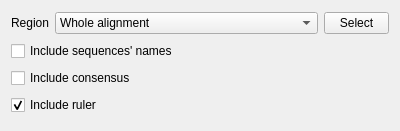
The window that src/corelibs/U2View/src/ov_msa/ui/MSAExportSettings.ui (violethaze74/ugene) describes before a commit, drawn with Qt 5.
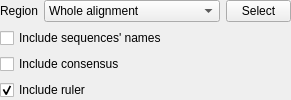
The same window after the commit.

Commit message: UGENE-4605 – "Export Image" dialog layout is broken

```diff
--- a/src/corelibs/U2View/src/ov_msa/ui/MSAExportSettings.ui
+++ b/src/corelibs/U2View/src/ov_msa/ui/MSAExportSettings.ui
@@ -6,16 +6,34 @@
    <rect>
     <x>0</x>
     <y>0</y>
-    <width>400</width>
-    <height>131</height>
+    <width>291</width>
+    <height>101</height>
    </rect>
   </property>
   <property name="windowTitle">
    <string>Form</string>
   </property>
   <layout class="QVBoxLayout" name="verticalLayout">
+   <property name="sizeConstraint">
+    <enum>QLayout::SetMinAndMaxSize</enum>
+   </property>
+   <property name="leftMargin">
+    <number>0</number>
+   </property>
+   <property name="topMargin">
+    <number>0</number>
+   </property>
+   <property name="rightMargin">
+    <number>0</number>
+   </property>
+   <property name="bottomMargin">
+    <number>0</number>
+   </property>
    <item>
     <layout class="QHBoxLayout" name="horizontalLayout">
+     <property name="sizeConstraint">
+      <enum>QLayout::SetMinAndMaxSize</enum>
+     </property>
      <item>
       <widget class="QLabel" name="label">
        <property name="text">
```
The commit also changes 7 other files.
